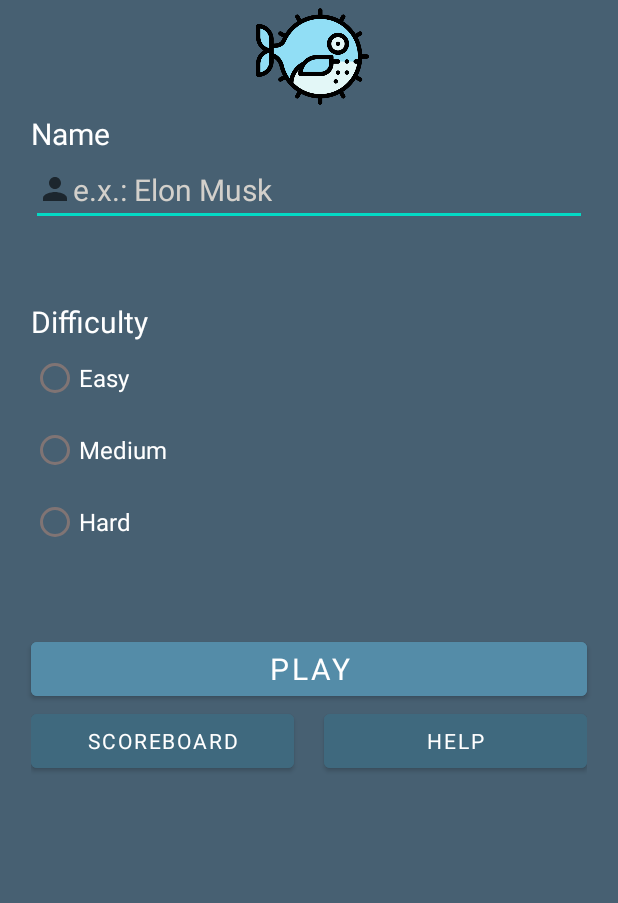
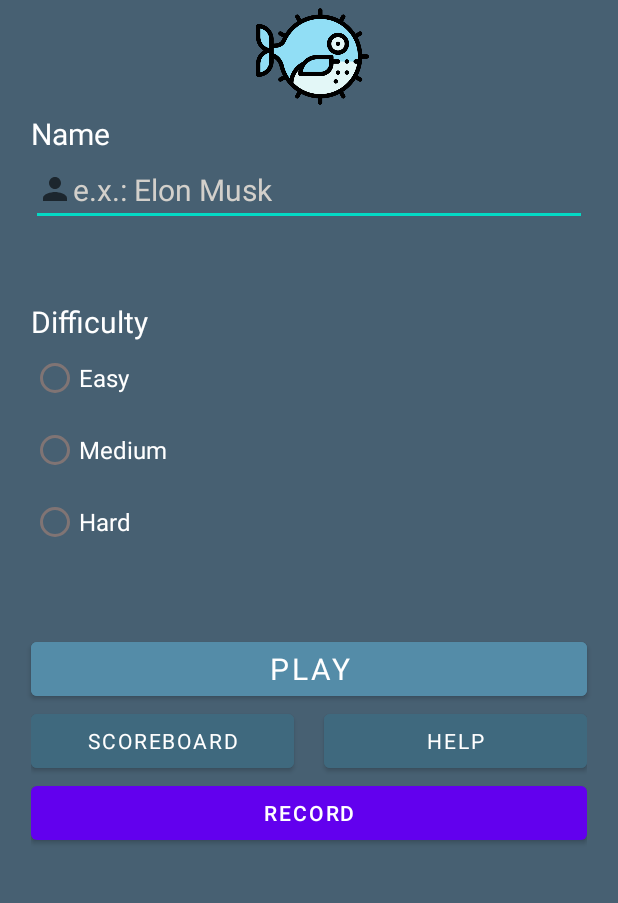
Before and after one commit to Arruza17/BuscaminasPMD, an Android app: the screen it shows after launch (MainActivity), on a phone screen of 412 x 824 dp, the part 144-1047 px from its top. Run offline under Robolectric (Android 15) with nearby library versions, the phone set to English and light mode, and no system bars; Roboto replaces fonts that are not available here.

Commit message:
Camera recording functionality added.

```diff
--- a/app/src/main/java/com/example/pufferfishminesweeper/Game.java
+++ b/app/src/main/java/com/example/pufferfishminesweeper/Game.java
@@ -11,6 +11,7 @@ import android.graphics.drawable.Drawable;
 import android.graphics.drawable.GradientDrawable;
 import android.os.Bundle;
 import android.os.CountDownTimer;
+import android.provider.MediaStore;
 import android.view.View;
 import android.view.ViewGroup;
 import android.widget.Button;
@@ -20,6 +21,7 @@ import android.widget.GridLayout;
 import android.widget.ImageButton;
 import android.widget.ImageView;
 import android.widget.TextView;
+import android.widget.VideoView;
 
 import com.amulyakhare.textdrawable.TextDrawable;
 import com.example.pufferfishminesweeper.game.Board;
@@ -30,7 +32,6 @@ import com.example.pufferfishminesweeper.powerUps.PowerUp;
 import com.example.pufferfishminesweeper.powerUps.SlowTimer;
 
 public class Game extends AppCompatActivity {
-
 
     private TextView timer;
     private Button btnMenu;
@@ -566,5 +567,4 @@ public class Game extends AppCompatActivity {
         }
     }
 
-
 }
--- a/app/src/main/java/com/example/pufferfishminesweeper/MainActivity.java
+++ b/app/src/main/java/com/example/pufferfishminesweeper/MainActivity.java
@@ -36,6 +36,7 @@ public class MainActivity extends AppCompatActivity {
     private Button buttonPlay;
     private Button buttonHelp;
     private Button buttonScoreBoard;
+    private Button buttonRecord;
     private ImageButton logoChange;
     private int easterEgg = 10;
     private int radioButtonExtremeId;
@@ -51,6 +52,7 @@ public class MainActivity extends AppCompatActivity {
         buttonPlay = findViewById(R.id.buttonPlay);
         buttonHelp = findViewById(R.id.buttonHelp);
         buttonScoreBoard = findViewById(R.id.buttonScoreBoard);
+        buttonRecord= findViewById(R.id.btnRecordWindow);
         appName = findViewById(R.id.appName);
         radioButtonEasy = findViewById(R.id.radioButtonFacil);
         radioButtonMedium = findViewById(R.id.radioButtonMedia);
@@ -96,8 +98,20 @@ public class MainActivity extends AppCompatActivity {
                 generateScoreBoardWindow();
             }
         });
+        buttonRecord.setOnClickListener(new View.OnClickListener() {
+            @Override
+            public void onClick(View view) {
+                generateRecordedVideoPlayer();
+            }
+        });
     }
 
+    private void generateRecordedVideoPlayer() {
+        Intent intent = new Intent(MainActivity.this, RecordedVideoPlayer.class);
+        // We give the name and the difficulty to the other activity
+        Bundle b = ActivityOptions.makeSceneTransitionAnimation(MainActivity.this).toBundle();
+        startActivity(intent, b);
+    }
 
     private void easterEgg() {
         if (animation_NotDone) {
--- a/app/src/main/res/layout/activity_main.xml
+++ b/app/src/main/res/layout/activity_main.xml
@@ -257,7 +257,27 @@
                 android:backgroundTint="#3F697E"
                 android:fontFamily="@font/chivo"
                 android:text="@string/ayuda" />
+
         </LinearLayout>
 
     </TableRow>
+
+    <TableRow
+        android:layout_width="match_parent"
+        android:layout_height="match_parent"
+        android:gravity="center">
+
+        <LinearLayout
+            android:layout_width="match_parent"
+            android:layout_height="match_parent"
+            android:orientation="horizontal">
+
+            <Button
+                android:id="@+id/btnRecordWindow"
+                android:layout_width="wrap_content"
+                android:layout_height="wrap_content"
+                android:layout_weight="1"
+                android:text="@string/record" />
+        </LinearLayout>
+    </TableRow>
 </TableLayout>
--- a/app/src/main/res/values/strings.xml
+++ b/app/src/main/res/values/strings.xml
@@ -37,4 +37,5 @@
     <!--GAME STRINGS-->
     <string name="gameEnd">Game Over</string>
     <string name="timeIssue">There was an issue with the PowerUp</string>
+    <string name="record">Record</string>
 </resources>
```
Also changed, not shown: app/src/main/AndroidManifest.xml (+7 -0 lines), app/src/main/java/com/example/pufferfishminesweeper/RecordedVideoPlayer.java (added, +57 -0 lines), app/src/main/res/layout/activity_recorded_video_player.xml (added, +27 -0 lines), 1 other file.
